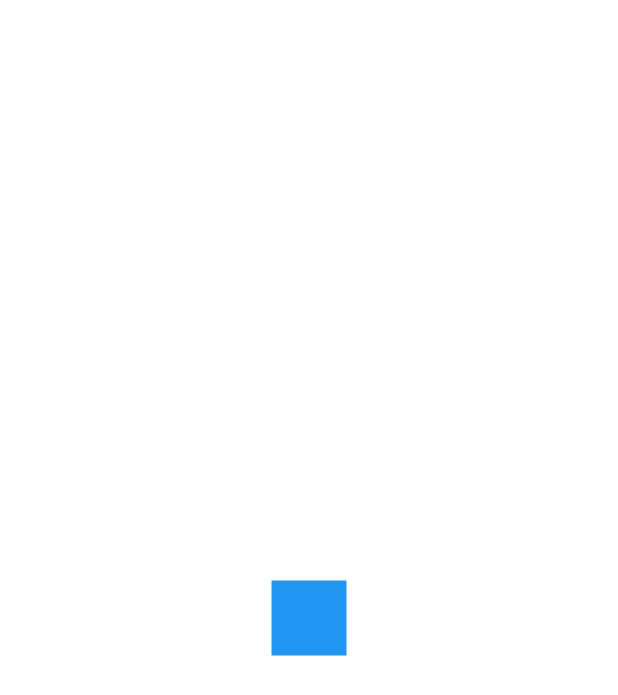
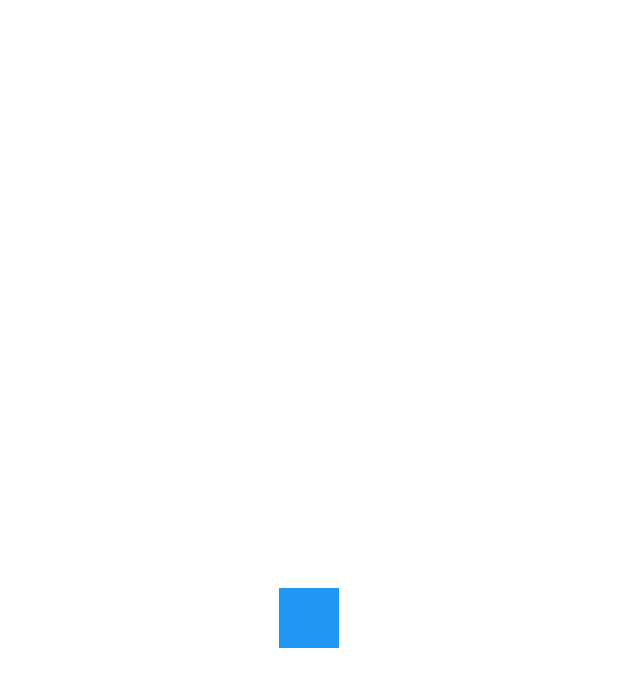
Before and after one commit to betterplaywon/flutter_practice, a Flutter app: the screen it shows after launch, on a phone screen of 412 x 824 dp. Shown: the top 695 px of the screen. Run offline on Flutter 3.47's test engine with Material 2 defaults, Android fonts, the phone set to English and light mode, and no system bars.

Commit message:
Feat: making flutter project

```diff
--- a/lib/main.dart
+++ b/lib/main.dart
@@ -12,7 +12,7 @@ class MyApp extends StatelessWidget {
   Widget build(BuildContext context) {
     return MaterialApp(
       home:Center(
-        child:Container(width:50, height:50,color:Colors.blue)
+        child:Container(width:40, height:40,color:Colors.blue)
       )
     );
   }
```
